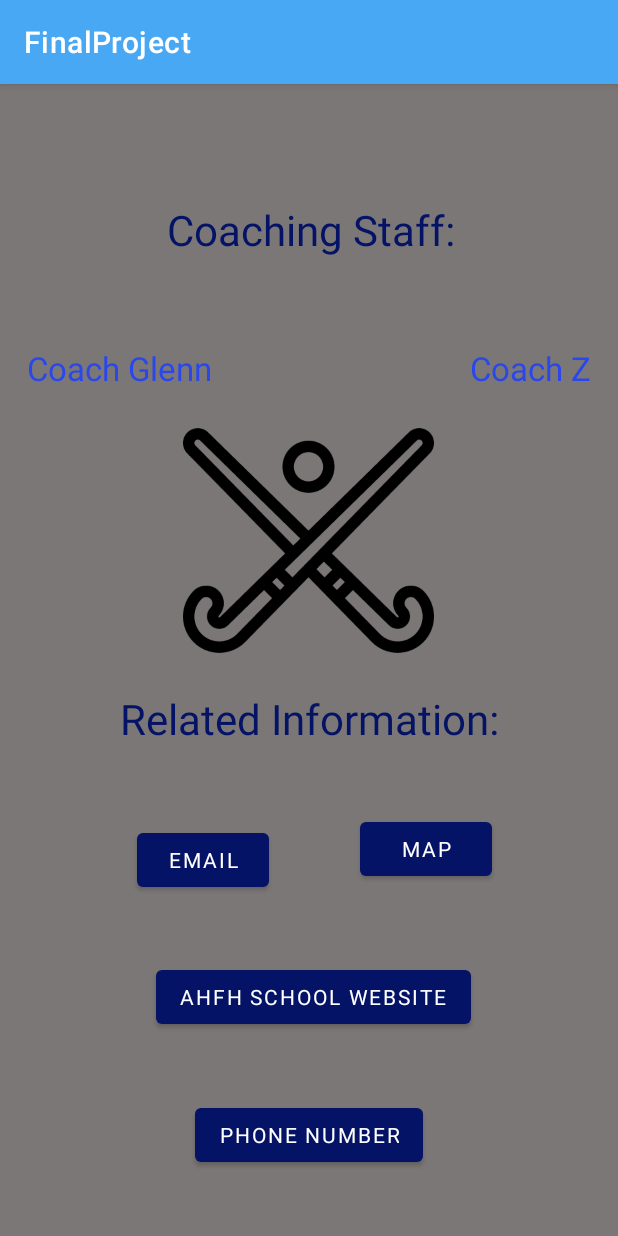
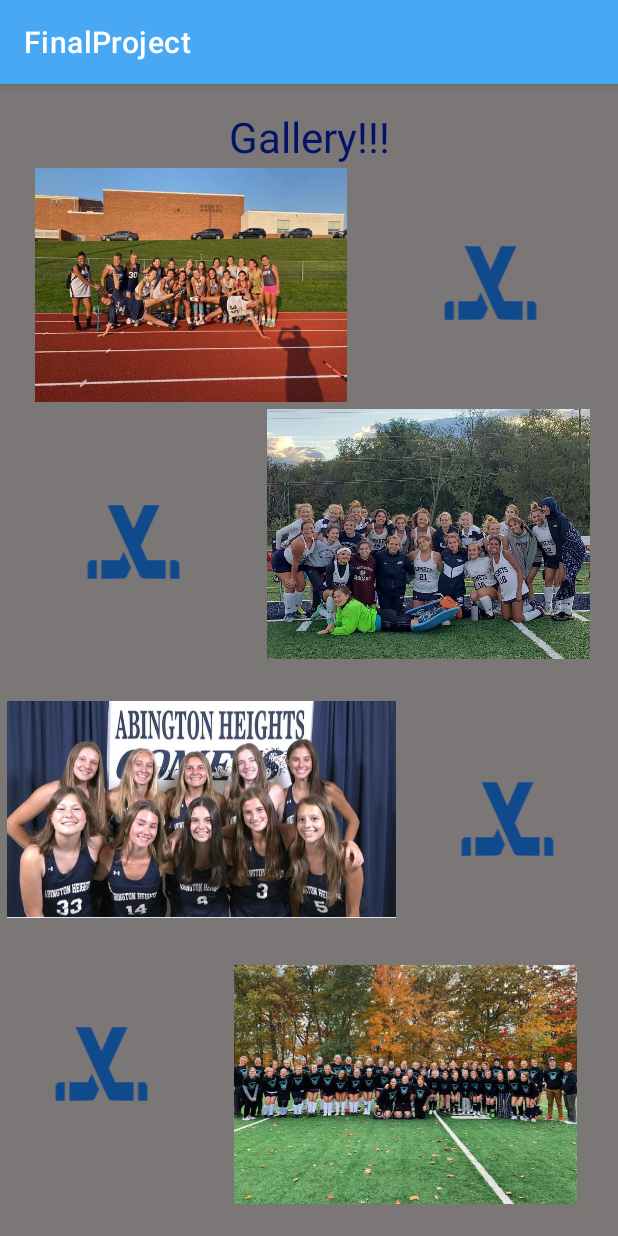
Before and after one commit to ebartell24/FinalProject, an Android app: the GalleryFragment screen opened through its navigation route, on a phone screen of 412 x 824 dp. Run offline under Robolectric (Android 15) with nearby library versions, the phone set to English and light mode, and no system bars; Roboto replaces fonts that are not available here.

Commit message:
May 26th progress

```diff
--- a/app/src/main/java/com/example/finalproject/CoachingFragment.kt
+++ b/app/src/main/java/com/example/finalproject/CoachingFragment.kt
@@ -8,9 +8,11 @@ import android.provider.Telephony.BaseMmsColumns.SUBJECT
 import android.view.LayoutInflater
 import android.view.View
 import android.view.ViewGroup
+import android.widget.Toast
 import androidx.fragment.app.Fragment
 import androidx.fragment.app.activityViewModels
 import androidx.lifecycle.ViewModel
+import androidx.navigation.findNavController
 import com.example.finalproject.databinding.FragmentCoachingBinding
 
 
@@ -45,16 +47,21 @@ class CoachingFragment : Fragment() {
             showMap()
         }
 
+        binding.sticks.setOnClickListener(){
+            val action = CoachingFragmentDirections.actionCoachingFragmentToGalleryFragment()
+            rootView.findNavController().navigate(action)
+        }
+
         return rootView
     }
 
-    fun openWebPage(){
+    private fun openWebPage(){
         val browserIntent = Intent(Intent.ACTION_VIEW, Uri.parse("https://ahsdathletics.org/main/teamschedule/id/3807358/seasonid/4751470"))
         startActivity(browserIntent)
 
     }
 
-    fun dialPhoneNumber(){
+    private fun dialPhoneNumber(){
         val intent = Intent(Intent.ACTION_DIAL).apply {
             data = Uri.parse("tel:5705855330")
         }
@@ -63,7 +70,7 @@ class CoachingFragment : Fragment() {
         }
     }
 
-    fun composeEmail() {
+    private fun composeEmail() {
         val emailIntent = Intent(
             Intent.ACTION_SENDTO, Uri.fromParts("mailto", "Carrg@ahsd.org", null));
         emailIntent.putExtra(Intent.EXTRA_SUBJECT, "AHFH Field Hockey");
@@ -73,7 +80,7 @@ class CoachingFragment : Fragment() {
         }
     }
 
-    fun showMap() {
+    private fun showMap() {
         val intent = Intent(Intent.ACTION_VIEW).apply {
             data = Uri.parse("geo:41.492974642267725, -75.72510594638094")
         }
--- a/app/src/main/java/com/example/finalproject/GalleryFragment.kt
+++ b/app/src/main/java/com/example/finalproject/GalleryFragment.kt
@@ -6,9 +6,10 @@ import android.view.LayoutInflater
 import android.view.View
 import android.view.ViewGroup
 import com.example.finalproject.databinding.FragmentCoachingBinding
+import com.example.finalproject.databinding.FragmentGalleryBinding
 
 class GalleryFragment : Fragment() {
-    private var _binding: FragmentCoachingBinding? = null
+    private var _binding: FragmentGalleryBinding? = null
     private val binding get() = _binding!!
 
 
@@ -16,7 +17,7 @@ class GalleryFragment : Fragment() {
         inflater: LayoutInflater, container: ViewGroup?,
         savedInstanceState: Bundle?
     ): View? {
-        _binding = FragmentCoachingBinding.inflate(inflater, container, false)
+        _binding = FragmentGalleryBinding.inflate(inflater, container, false)
         val rootView = binding.root
         return rootView
     }
--- a/app/src/main/res/layout/fragment_coaching.xml
+++ b/app/src/main/res/layout/fragment_coaching.xml
@@ -67,7 +67,7 @@
         app:layout_constraintVertical_bias="1.0" />
 
     <ImageView
-        android:id="@+id/imageView2"
+        android:id="@+id/sticks"
         android:layout_width="190dp"
         android:layout_height="167dp"
         android:src="@drawable/fh"
@@ -86,7 +86,7 @@
         app:layout_constraintBottom_toTopOf="@+id/link"
         app:layout_constraintEnd_toEndOf="parent"
         app:layout_constraintStart_toStartOf="parent"
-        app:layout_constraintTop_toBottomOf="@+id/imageView2"
+        app:layout_constraintTop_toBottomOf="@+id/sticks"
         app:layout_constraintVertical_bias="0.0" />
 
     <Button
--- a/app/src/main/res/layout/fragment_gallery.xml
+++ b/app/src/main/res/layout/fragment_gallery.xml
@@ -7,13 +7,103 @@
     android:background="@color/lightGray"
     tools:context=".GalleryFragment">
 
+    <ImageView
+        android:id="@+id/vector2"
+        android:layout_width="82dp"
+        android:layout_height="73dp"
+        android:src="@drawable/ic_baseline_sports_hockey_24"
+        app:layout_constraintBottom_toTopOf="@+id/fh2"
+        app:layout_constraintEnd_toStartOf="@+id/fh3"
+        app:layout_constraintStart_toStartOf="parent"
+        app:layout_constraintTop_toBottomOf="@+id/fh4" />
+
+    <ImageView
+        android:id="@+id/vector3"
+        android:layout_width="82dp"
+        android:layout_height="73dp"
+        android:src="@drawable/ic_baseline_sports_hockey_24"
+        app:layout_constraintBottom_toTopOf="@+id/fh1"
+        app:layout_constraintEnd_toEndOf="parent"
+        app:layout_constraintStart_toEndOf="@+id/fh2"
+        app:layout_constraintTop_toBottomOf="@+id/fh3" />
+
+    <ImageView
+        android:id="@+id/vector4"
+        android:layout_width="82dp"
+        android:layout_height="73dp"
+        android:layout_marginTop="48dp"
+        android:src="@drawable/ic_baseline_sports_hockey_24"
+        app:layout_constraintBottom_toBottomOf="parent"
+        app:layout_constraintEnd_toStartOf="@+id/fh1"
+        app:layout_constraintHorizontal_bias="0.52"
+        app:layout_constraintStart_toStartOf="parent"
+        app:layout_constraintTop_toBottomOf="@+id/fh2"
+        app:layout_constraintVertical_bias="0.0" />
+
     <TextView
         style="@style/newStyle"
         android:layout_width="wrap_content"
         android:layout_height="wrap_content"
         android:layout_marginTop="28dp"
-        android:text="Gallery!!!"
+        android:text="@string/galleryTitle"
         app:layout_constraintEnd_toEndOf="parent"
         app:layout_constraintStart_toStartOf="parent"
         app:layout_constraintTop_toTopOf="parent" />
+
+    <ImageView
+        android:id="@+id/fh1"
+        android:layout_width="275dp"
+        android:layout_height="159dp"
+        android:src="@drawable/fhteamfour"
+        app:layout_constraintBottom_toBottomOf="parent"
+        app:layout_constraintEnd_toEndOf="parent"
+        app:layout_constraintHorizontal_bias="0.97"
+        app:layout_constraintStart_toStartOf="parent"
+        app:layout_constraintTop_toBottomOf="@+id/fh3"
+        app:layout_constraintVertical_bias="0.9" />
+
+    <ImageView
+        android:id="@+id/fh2"
+        android:layout_width="259dp"
+        android:layout_height="170dp"
+        android:layout_marginEnd="148dp"
+        android:src="@drawable/fhteamtwo"
+        app:layout_constraintBottom_toBottomOf="parent"
+        app:layout_constraintEnd_toEndOf="parent"
+        app:layout_constraintTop_toBottomOf="@+id/fh4"
+        app:layout_constraintVertical_bias="0.483" />
+
+    <ImageView
+        android:id="@+id/fh3"
+        android:layout_width="215dp"
+        android:layout_height="184dp"
+        android:layout_marginTop="208dp"
+        android:src="@drawable/fhteamthree"
+        app:layout_constraintEnd_toEndOf="parent"
+        app:layout_constraintHorizontal_bias="0.905"
+        app:layout_constraintStart_toStartOf="parent"
+        app:layout_constraintTop_toTopOf="parent" />
+
+    <ImageView
+        android:id="@+id/fh4"
+        android:layout_width="275dp"
+        android:layout_height="156dp"
+        android:layout_marginTop="56dp"
+        android:layout_marginEnd="148dp"
+        android:src="@drawable/fhteamone"
+        app:layout_constraintEnd_toEndOf="parent"
+        app:layout_constraintTop_toTopOf="parent" />
+
+    <ImageView
+        android:id="@+id/vector1"
+        android:layout_width="82dp"
+        android:layout_height="73dp"
+        android:src="@drawable/ic_baseline_sports_hockey_24"
+        app:layout_constraintBottom_toTopOf="@+id/fh3"
+        app:layout_constraintEnd_toEndOf="parent"
+        app:layout_constraintHorizontal_bias="0.338"
+        app:layout_constraintStart_toEndOf="@+id/fh4"
+        app:layout_constraintTop_toTopOf="parent"
+        app:layout_constraintVertical_bias="0.711" />
+
 </androidx.constraintlayout.widget.ConstraintLayout>
--- a/app/src/main/res/values/strings.xml
+++ b/app/src/main/res/values/strings.xml
@@ -28,4 +28,5 @@
     <string name="returnHome"> Would you like to return to the Home Screen?</string>
     <string name="numberText">Phone Number</string>
     <string name="mapText"> Map</string>
+    <string name = "galleryTitle"> Gallery!!!</string>
 </resources>
```
Also changed, not shown: app/src/main/java/com/example/finalproject/RosterFragment.kt (+0 -8 lines), app/src/main/res/drawable/fhteamfour.jpg (added), app/src/main/res/drawable/fhteamone.jpg (added), app/src/main/res/drawable/fhteamthree.jpg (added), app/src/main/res/drawable/fhteamtwo.jpg (added).
